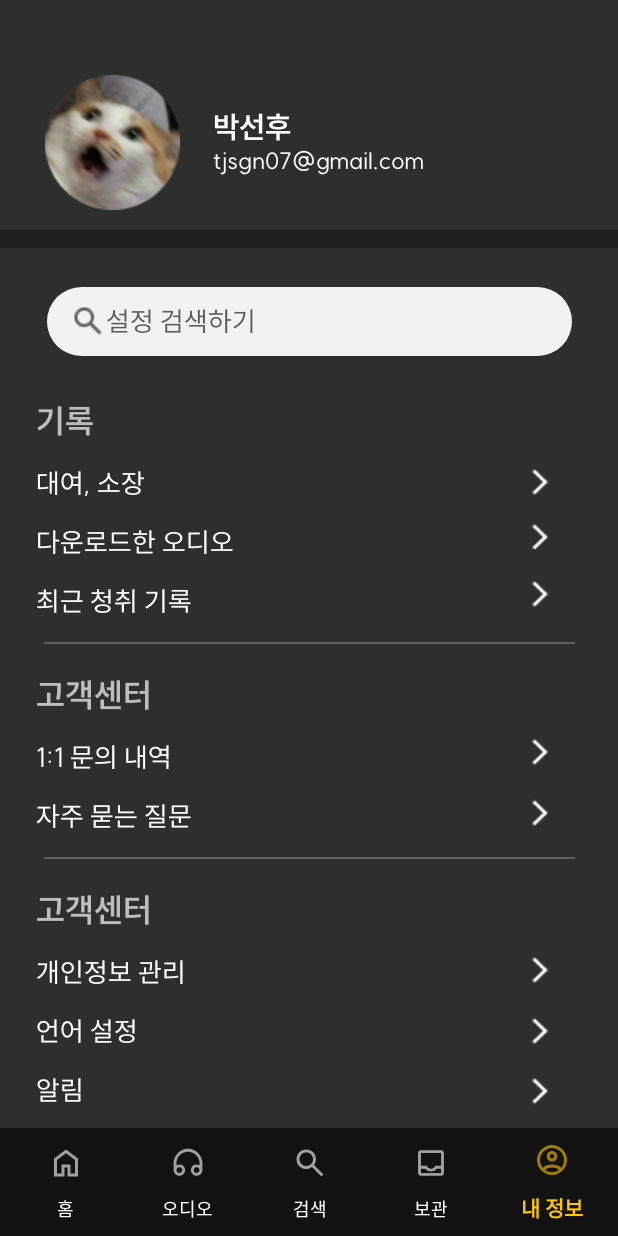
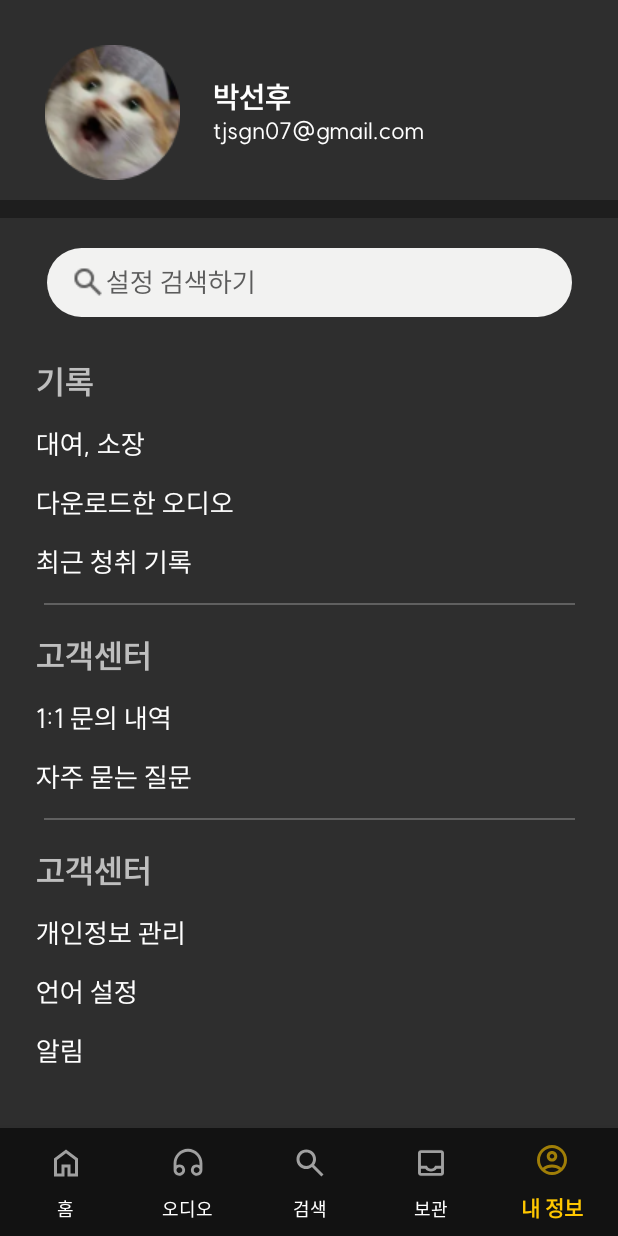
Before and after one commit to hoonih/sunrinton3, an Android app: the HomeFragment screen opened directly, with no data from a screen before it, item 5 of the bottom bar chosen, on a phone screen of 412 x 824 dp. Run offline under Robolectric (Android 15) with nearby library versions, the phone set to English and light mode, and no system bars.

Commit message:
InfoFragment and HomeFragment 수정

```diff
--- a/app/src/main/res/layout/fragment_home.xml
+++ b/app/src/main/res/layout/fragment_home.xml
@@ -180,12 +180,13 @@
                 android:layout_marginTop="610dp"
                 android:layout_marginStart="26dp">
             </ImageButton>
-            <Button
-                android:layout_width="wrap_content"
+            <FrameLayout
+                android:layout_width="match_parent"
                 android:layout_height="wrap_content"
-                android:layout_marginTop="785dp"
-                android:layout_marginStart="-220dp">
-            </Button>
+                android:layout_marginTop="780dp"
+                android:layout_marginStart="-375dp">
+
+            </FrameLayout>
         </LinearLayout>
     </ScrollView>
 
--- a/app/src/main/res/layout/fragment_my_info.xml
+++ b/app/src/main/res/layout/fragment_my_info.xml
@@ -14,7 +14,7 @@
         android:src="@drawable/mew"
         app:layout_constraintStart_toStartOf="parent"
         app:layout_constraintTop_toTopOf="parent"
-        android:layout_marginTop="50dp"
+        android:layout_marginTop="30dp"
         android:layout_marginStart="30dp">
     </ImageView>
     <TextView
@@ -27,7 +27,7 @@
         android:textSize="20sp"
         app:layout_constraintTop_toTopOf="parent"
         app:layout_constraintStart_toEndOf="@+id/meww"
-        android:layout_marginTop="72dp"
+        android:layout_marginTop="52dp"
         android:layout_marginStart="22dp">
     </TextView>
     <TextView
@@ -62,7 +62,7 @@
         app:layout_constraintEnd_toEndOf="parent"
         app:layout_constraintTop_toBottomOf="@+id/framem"
         android:paddingStart="15dp"
-        android:layout_marginTop="26dp">
+        android:layout_marginTop="20dp">
     </EditText>
     <TextView
         android:id="@+id/record"
@@ -229,84 +229,91 @@
         android:layout_marginStart="24dp"
         android:layout_marginTop="16dp">
     </TextView>
-    <ImageButton
-        android:layout_width="wrap_content"
-        android:layout_height="wrap_content"
-        android:src="@drawable/info_arrow"
-        android:background="#2E2E2E"
-        app:layout_constraintEnd_toEndOf="parent"
-        app:layout_constraintTop_toTopOf="parent"
-        android:layout_marginEnd="41dp"
-        android:layout_marginTop="311dp">
-    </ImageButton>
-    <ImageButton
-        android:layout_width="wrap_content"
-        android:layout_height="wrap_content"
-        android:src="@drawable/info_arrow"
-        android:background="#2E2E2E"
-        app:layout_constraintEnd_toEndOf="parent"
-        app:layout_constraintTop_toTopOf="parent"
-        android:layout_marginEnd="41dp"
-        android:layout_marginTop="348dp">
-    </ImageButton>
-    <ImageButton
-        android:layout_width="wrap_content"
-        android:layout_height="wrap_content"
-        android:src="@drawable/info_arrow"
-        android:background="#2E2E2E"
-        app:layout_constraintEnd_toEndOf="parent"
-        app:layout_constraintTop_toTopOf="parent"
-        android:layout_marginEnd="41dp"
-        android:layout_marginTop="386dp">
-    </ImageButton>
-    <ImageButton
-        android:layout_width="wrap_content"
-        android:layout_height="wrap_content"
-        android:src="@drawable/info_arrow"
-        android:background="#2E2E2E"
-        app:layout_constraintEnd_toEndOf="parent"
-        app:layout_constraintTop_toTopOf="@id/underre"
-        android:layout_marginEnd="41dp"
-        android:layout_marginTop="63dp">
-    </ImageButton>
-    <ImageButton
-        android:layout_width="wrap_content"
-        android:layout_height="wrap_content"
-        android:src="@drawable/info_arrow"
-        android:background="#2E2E2E"
-        app:layout_constraintEnd_toEndOf="parent"
-        app:layout_constraintTop_toTopOf="@id/underre"
-        android:layout_marginEnd="41dp"
-        android:layout_marginTop="104dp">
-    </ImageButton>
-    <ImageButton
-        android:layout_width="wrap_content"
-        android:layout_height="wrap_content"
-        android:src="@drawable/info_arrow"
-        android:background="#2E2E2E"
-        app:layout_constraintEnd_toEndOf="parent"
-        app:layout_constraintTop_toTopOf="@id/underrer"
-        android:layout_marginEnd="41dp"
-        android:layout_marginTop="65dp">
-    </ImageButton>
-    <ImageButton
-        android:layout_width="wrap_content"
-        android:layout_height="wrap_content"
-        android:src="@drawable/info_arrow"
-        android:background="#2E2E2E"
-        app:layout_constraintEnd_toEndOf="parent"
-        app:layout_constraintTop_toTopOf="@id/underrer"
-        android:layout_marginEnd="41dp"
-        android:layout_marginTop="106dp">
-    </ImageButton>
-    <ImageButton
-        android:layout_width="wrap_content"
-        android:layout_height="wrap_content"
-        android:src="@drawable/info_arrow"
-        android:background="#2E2E2E"
-        app:layout_constraintEnd_toEndOf="parent"
-        app:layout_constraintTop_toTopOf="@id/underrer"
-        android:layout_marginEnd="41dp"
-        android:layout_marginTop="146dp">
-    </ImageButton>
+<!--    <ImageButton-->
+<!--        android:id="@+id/button1"-->
+<!--        android:layout_width="wrap_content"-->
+<!--        android:layout_height="wrap_content"-->
+<!--        android:src="@drawable/info_arrow"-->
+<!--        android:background="#2E2E2E"-->
+<!--        app:layout_constraintEnd_toEndOf="parent"-->
+<!--        app:layout_constraintTop_toTopOf="parent"-->
+<!--        android:layout_marginEnd="41dp"-->
+<!--        android:layout_marginTop="293dp">-->
+<!--    </ImageButton>-->
+<!--    <ImageButton-->
+<!--        android:id="@+id/button2"-->
+<!--        android:layout_width="wrap_content"-->
+<!--        android:layout_height="wrap_content"-->
+<!--        android:src="@drawable/info_arrow"-->
+<!--        android:background="#2E2E2E"-->
+<!--        app:layout_constraintEnd_toEndOf="parent"-->
+<!--        app:layout_constraintTop_toTopOf="@+id/button1"-->
+<!--        android:layout_marginEnd="41dp"-->
+<!--        android:layout_marginTop="39dp">-->
+<!--    </ImageButton>-->
+<!--    <ImageButton-->
+<!--        android:id="@+id/button3"-->
+<!--        android:layout_width="wrap_content"-->
+<!--        android:layout_height="wrap_content"-->
+<!--        android:src="@drawable/info_arrow"-->
+<!--        android:background="#2E2E2E"-->
+<!--        app:layout_constraintEnd_toEndOf="parent"-->
+<!--        app:layout_constraintTop_toTopOf="@+id/button2"-->
+<!--        android:layout_marginEnd="41dp"-->
+<!--        android:layout_marginTop="39dp">-->
+<!--    </ImageButton>-->
+<!--    <ImageButton-->
+<!--        android:id="@+id/button4"-->
+<!--        android:layout_width="wrap_content"-->
+<!--        android:layout_height="wrap_content"-->
+<!--        android:src="@drawable/info_arrow"-->
+<!--        android:background="#2E2E2E"-->
+<!--        app:layout_constraintEnd_toEndOf="parent"-->
+<!--        app:layout_constraintTop_toTopOf="@id/button5"-->
+<!--        android:layout_marginEnd="41dp"-->
+<!--        android:layout_marginTop="41dp">-->
+<!--    </ImageButton>-->
+<!--    <ImageButton-->
+<!--        android:id="@+id/button5"-->
+<!--        android:layout_width="wrap_content"-->
+<!--        android:layout_height="wrap_content"-->
+<!--        android:src="@drawable/info_arrow"-->
+<!--        android:background="#2E2E2E"-->
+<!--        app:layout_constraintEnd_toEndOf="parent"-->
+<!--        app:layout_constraintTop_toTopOf="@id/underre"-->
+<!--        android:layout_marginEnd="41dp"-->
+<!--        android:layout_marginTop="65dp">-->
+<!--    </ImageButton>-->
+<!--    <ImageButton-->
+<!--        android:id="@+id/button6"-->
+<!--        android:layout_width="wrap_content"-->
+<!--        android:layout_height="wrap_content"-->
+<!--        android:src="@drawable/info_arrow"-->
+<!--        android:background="#2E2E2E"-->
+<!--        app:layout_constraintEnd_toEndOf="parent"-->
+<!--        app:layout_constraintTop_toTopOf="@id/underrer"-->
+<!--        android:layout_marginEnd="41dp"-->
+<!--        android:layout_marginTop="65dp">-->
+<!--    </ImageButton>-->
+<!--    <ImageButton-->
+<!--        android:id="@+id/button7"-->
+<!--        android:layout_width="wrap_content"-->
+<!--        android:layout_height="wrap_content"-->
+<!--        android:src="@drawable/info_arrow"-->
+<!--        android:background="#2E2E2E"-->
+<!--        app:layout_constraintEnd_toEndOf="parent"-->
+<!--        app:layout_constraintTop_toTopOf="@id/button6"-->
+<!--        android:layout_marginEnd="41dp"-->
+<!--        android:layout_marginTop="41dp">-->
+<!--    </ImageButton>-->
+<!--    <ImageButton-->
+<!--        android:layout_width="wrap_content"-->
+<!--        android:layout_height="wrap_content"-->
+<!--        android:src="@drawable/info_arrow"-->
+<!--        android:background="#2E2E2E"-->
+<!--        app:layout_constraintEnd_toEndOf="parent"-->
+<!--        app:layout_constraintTop_toTopOf="@id/button7"-->
+<!--        android:layout_marginEnd="41dp"-->
+<!--        android:layout_marginTop="41dp">-->
+<!--    </ImageButton>-->
 </androidx.constraintlayout.widget.ConstraintLayout>
```
